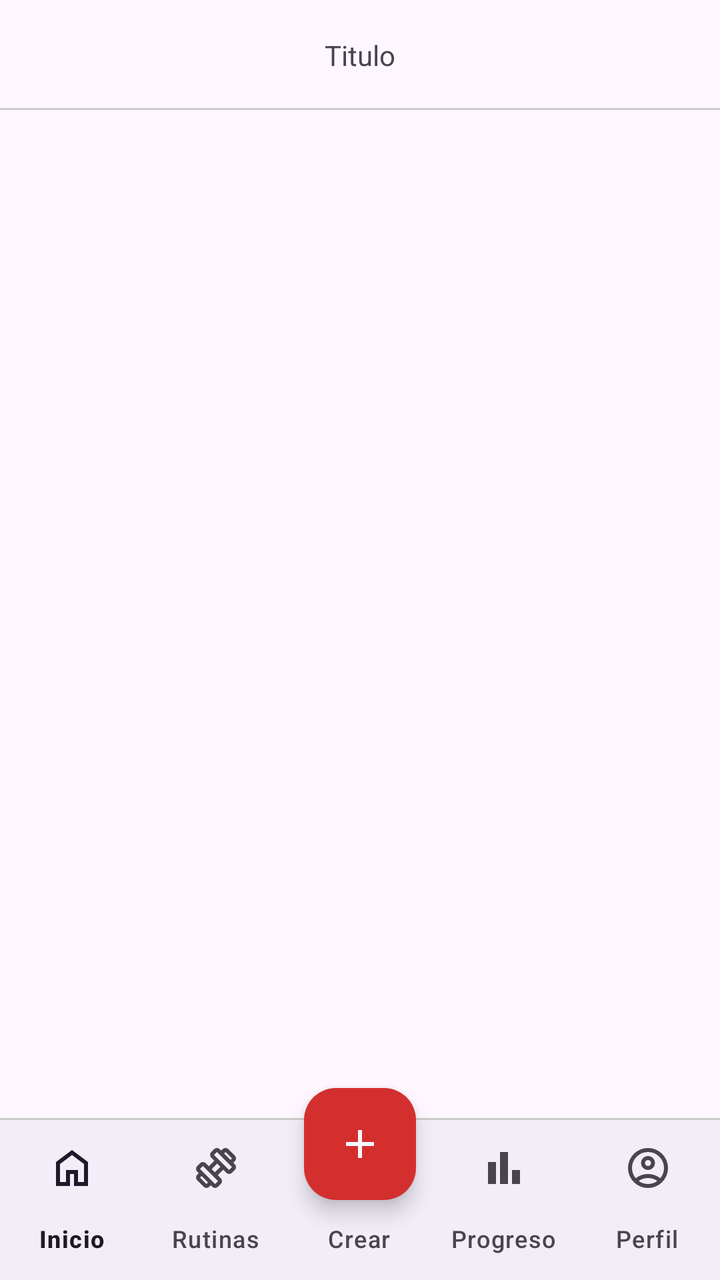
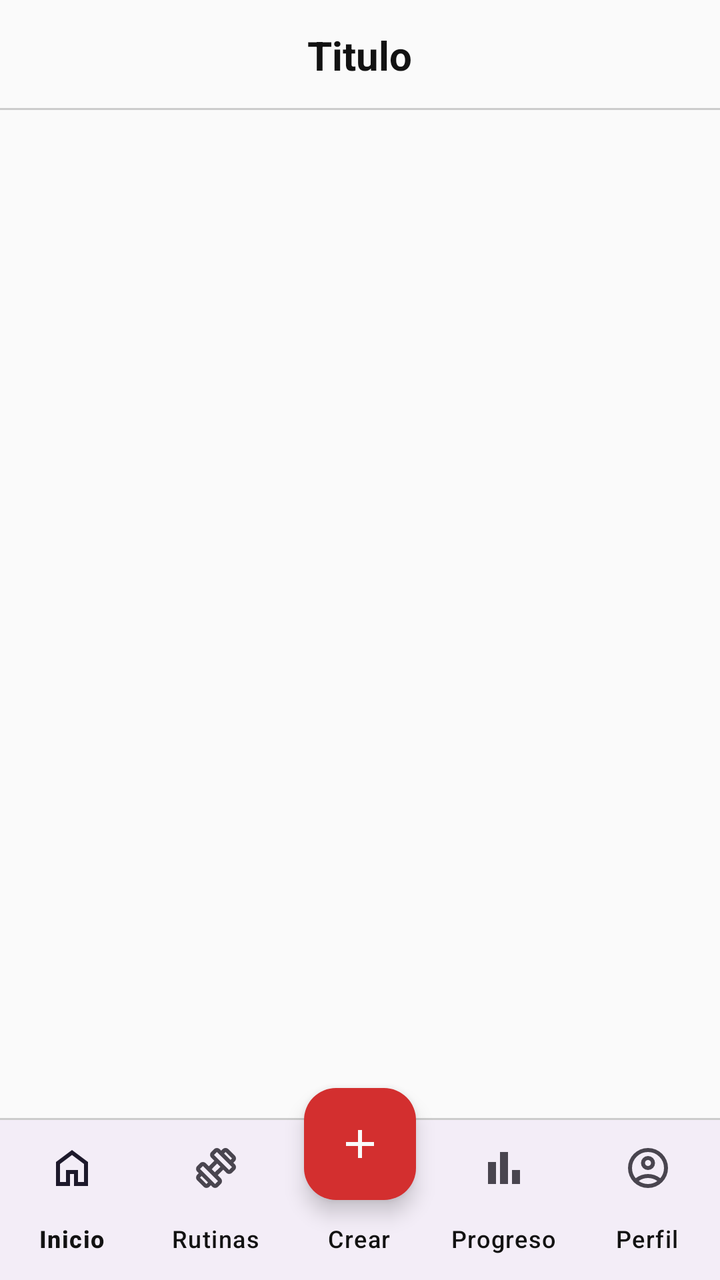

The first picture is an Android layout as it rendered before a commit; the second is the same layout after the commit. The layout source and the unified diff follow.
<!-- AndroidManifest.xml: application theme Theme.Atlas -->
<!-- res/layout/activity_main.xml -->
<?xml version="1.0" encoding="utf-8"?>
<RelativeLayout
    xmlns:android="http://schemas.android.com/apk/res/android"
    xmlns:app="http://schemas.android.com/apk/res-auto"
    xmlns:tools="http://schemas.android.com/tools"
    android:id="@+id/main"
    android:layout_width="match_parent"
    android:layout_height="match_parent"
    tools:context=".MainActivity">

    <RelativeLayout
        android:id="@+id/ToolbarRL"
        android:layout_width="match_parent"
        android:layout_height="@dimen/m_toolbar_height">

        <TextView
            android:id="@+id/TituloRL"
            android:text="@string/TituloRL"
            android:layout_width="wrap_content"
            android:layout_height="wrap_content"
            android:layout_centerInParent="true"/>

        <View
            android:layout_width="match_parent"
            android:layout_height="1dp"
            android:background="#ccc"
            android:layout_alignParentBottom="true"/>
    </RelativeLayout>

    <FrameLayout
        android:id="@+id/FragmentL1"
        android:layout_below="@id/ToolbarRL"
        android:layout_width="match_parent"
        android:layout_height="match_parent"
        android:layout_above="@+id/View1"
        />

    <com.google.android.material.bottomnavigation.BottomNavigationView
        android:id="@+id/BottomNV"
        android:layout_width="match_parent"
        android:layout_height="wrap_content"
        android:layout_alignParentBottom="true"
        app:menu="@menu/mi_menu"
        app:labelVisibilityMode="labeled"
        />

    <View
        android:id="@+id/View1"
        android:layout_width="match_parent"
        android:layout_height="1dp"
        android:background="#ccc"
        android:layout_above="@+id/BottomNV"
        />

    <com.google.android.material.floatingactionbutton.FloatingActionButton
        android:id="@+id/FAB"
        android:layout_width="match_parent"
        android:layout_height="wrap_content"
        android:src="@drawable/ic_crear"
        android:layout_alignParentBottom="true"
        android:layout_centerHorizontal="true"
        android:layout_marginBottom="40dp"
        app:backgroundTint="#D32F2F"
        app:tint="#FAFAFA"
        />
</RelativeLayout>
<!-- resources referenced by this layout -->
<resources>
  <dimen name="m_toolbar_height">55dp</dimen>
  <!-- drawable ic_crear (drawable) -->
  <vector xmlns:android="http://schemas.android.com/apk/res/android" android:height="24dp" android:tint="#FAFAFA" android:viewportHeight="960" android:viewportWidth="960" android:width="24dp">
        
      <path android:fillColor="@android:color/white" android:pathData="M440,520L200,520L200,440L440,440L440,200L520,200L520,440L760,440L760,520L520,520L520,760L440,760L440,520Z"/>
      
  </vector>
  <string name="TituloRL">Titulo</string>
  <style name="Theme.Atlas" parent="Base.Theme.Atlas" />
  <style name="Base.Theme.Atlas" parent="Theme.Material3.DayNight.NoActionBar">
          
          
      </style>
</resources>

<!-- the commit's change to res/layout/activity_main.xml (unified diff, before → after) -->
@@ -6,6 +6,7 @@
     android:id="@+id/main"
     android:layout_width="match_parent"
     android:layout_height="match_parent"
+    android:background="@color/background_color"
     tools:context=".MainActivity">
 
     <RelativeLayout
@@ -18,7 +19,10 @@
             android:text="@string/TituloRL"
             android:layout_width="wrap_content"
             android:layout_height="wrap_content"
-            android:layout_centerInParent="true"/>
+            android:layout_centerInParent="true"
+            android:textColor="@color/text_primary"
+            android:textSize="20sp"
+            android:textStyle="bold" />
 
         <View
             android:layout_width="match_parent"
@@ -42,6 +46,7 @@
         android:layout_alignParentBottom="true"
         app:menu="@menu/mi_menu"
         app:labelVisibilityMode="labeled"
+        app:itemTextColor="@color/text_primary"
         />
 
     <View
@@ -60,7 +65,7 @@
         android:layout_alignParentBottom="true"
         android:layout_centerHorizontal="true"
         android:layout_marginBottom="40dp"
-        app:backgroundTint="#D32F2F"
-        app:tint="#FAFAFA"
+        app:backgroundTint="@color/red"
+        app:tint="@color/text_button"
         />
 </RelativeLayout>
<!-- resource entries referenced after the edit -->
@@ -1,5 +1,9 @@
 <!-- resources referenced by this layout -->
 <resources>
+  <color name="background_color">#FAFAFA</color>
+  <color name="red">#D32F2F</color>
+  <color name="text_button">#FAFAFA</color>
+  <color name="text_primary">#121212</color>
   <dimen name="m_toolbar_height">55dp</dimen>
   <!-- drawable ic_crear (drawable) -->
   <vector xmlns:android="http://schemas.android.com/apk/res/android" android:height="24dp" android:tint="#FAFAFA" android:viewportHeight="960" android:viewportWidth="960" android:width="24dp">
